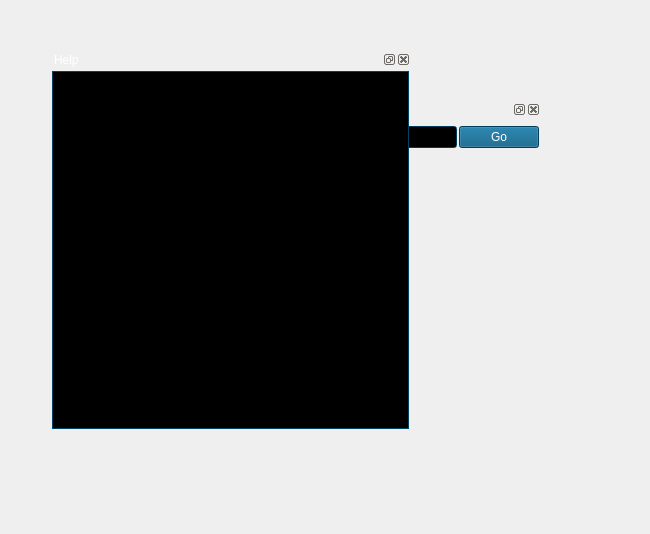
Old version of the form src/gui/mainGui.ui in the repository 519984307/stellarium_src.
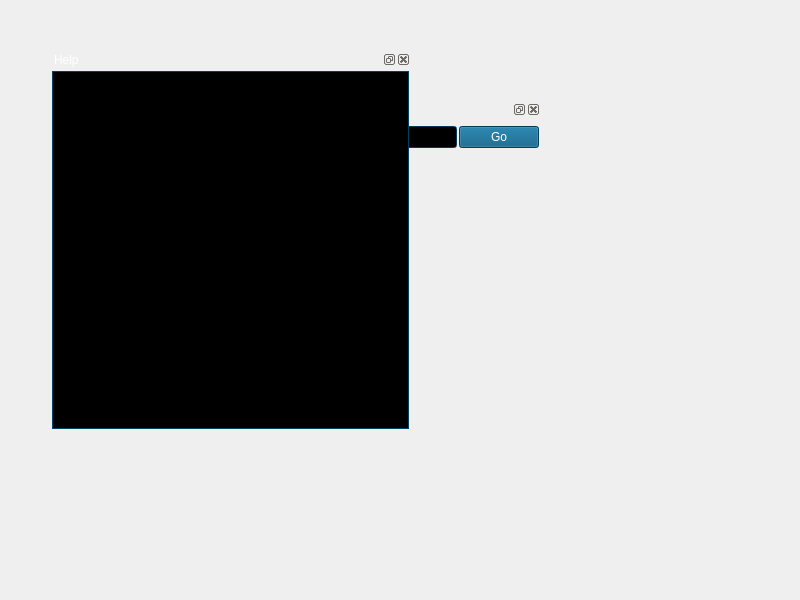
New version of the form. Icons and pictures are not drawn. Custom widgets are drawn as their Qt base class.

Commit message: Removed GUI code from telMainWindow.

The edit to the form file:
```diff
--- a/src/gui/mainGui.ui
+++ b/src/gui/mainGui.ui
@@ -5,12 +5,12 @@
    <rect>
     <x>0</x>
     <y>0</y>
-    <width>650</width>
-    <height>534</height>
+    <width>800</width>
+    <height>600</height>
    </rect>
   </property>
   <property name="sizePolicy" >
-   <sizepolicy vsizetype="Preferred" hsizetype="Preferred" >
+   <sizepolicy vsizetype="Ignored" hsizetype="Ignored" >
     <horstretch>0</horstretch>
     <verstretch>0</verstretch>
    </sizepolicy>
```
The commit also changes 3 other files.
